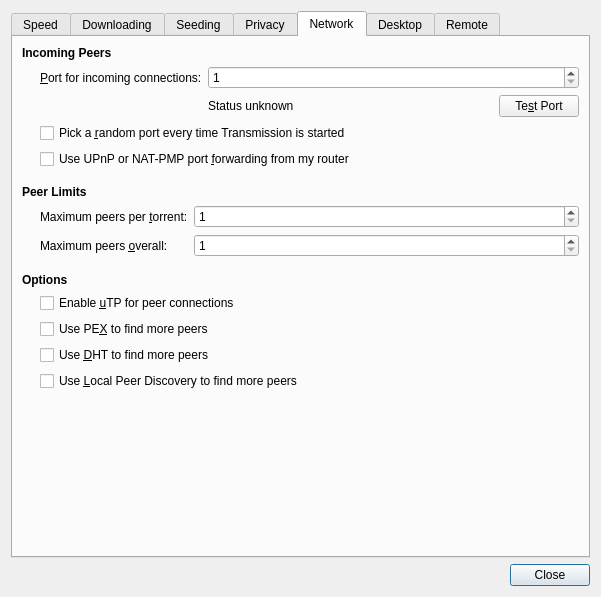
Above: qt/PrefsDialog.ui from transmission/transmission before the change. Below: the same form after it.
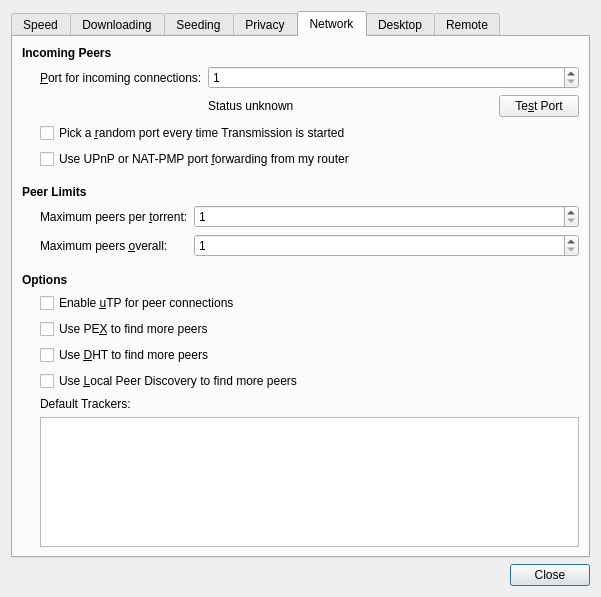
That is the form after the change. The open tabs and pages were chosen to show the change. Icons and pictures are not drawn. Custom widgets are drawn as their Qt base class.

Commit message: default trackers

The edit to the form file:
```diff
--- a/qt/PrefsDialog.ui
+++ b/qt/PrefsDialog.ui
@@ -983,6 +983,26 @@
            </property>
           </widget>
          </item>
+         <item>
+          <widget class="QLabel" name="defaultTrackersLabel">
+           <property name="toolTip">
+            <string>a list of default trackers to be added to new public torrents (and existing ones, after a reload)</string>
+           </property>
+           <property name="text">
+            <string>Default Trackers:</string>
+           </property>
+          </widget>
+         </item>
+         <item>
+          <widget class="QPlainTextEdit" name="defaultTrackersPlainTextEdit">
+           <property name="lineWrapMode">
+            <enum>QPlainTextEdit::NoWrap</enum>
+           </property>
+           <property name="plainText">
+            <string notr="true"/>
+           </property>
+          </widget>
+         </item>
         </layout>
        </item>
        <item>
```
The commit also changes 14 other files.
